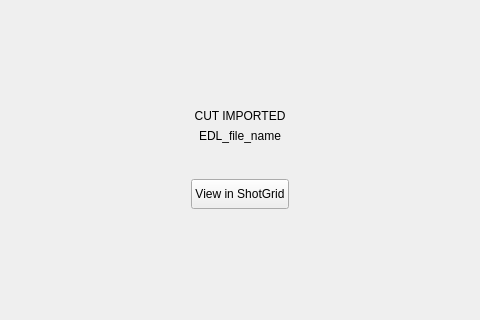
Qt form resources/dialog.ui (shotgunsoftware/tk-multi-importcut) before a commit; both pictures show x 255 to 735 and y 136 to 456 of the 990 by 598 pixel window.
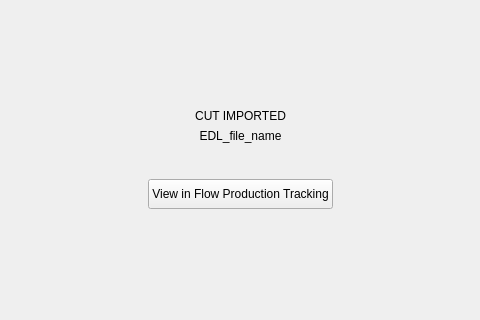
The same form after that commit. The open tabs and pages were chosen to show the change. Icons and pictures are not drawn. Custom widgets are drawn as their Qt base class.

Patch:
```diff
--- a/resources/dialog.ui
+++ b/resources/dialog.ui
@@ -1582,7 +1582,7 @@
               </size>
              </property>
              <property name="text">
-              <string>View in ShotGrid</string>
+              <string>View in Flow Production Tracking</string>
              </property>
              <property name="flat">
               <bool>false</bool>
```
